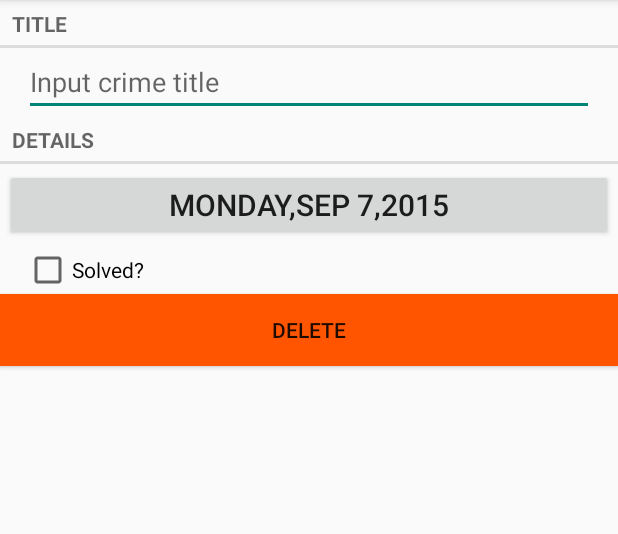
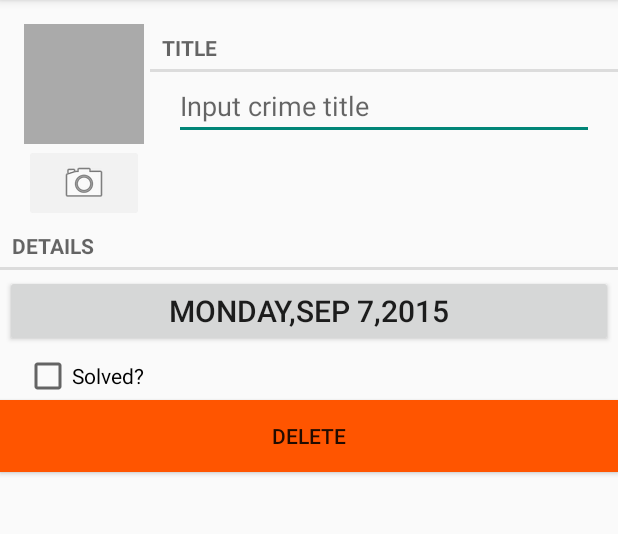
Before and after one commit to fallblank/CrimalIntent, an Android app: the screen it shows after launch (CrimePagerActivity), after a tap on "ADD RECORD", on a phone screen of 412 x 824 dp, the part 84-618 px from its top. Run offline under Robolectric (Android 15) with nearby library versions, the phone set to English and light mode, and no system bars.

Commit message:
I try to use intent in start camera for capturing picture

```diff
--- a/app/src/main/java/fragments/CrimeFragment.java
+++ b/app/src/main/java/fragments/CrimeFragment.java
@@ -4,6 +4,10 @@ package fragments;
 import android.annotation.TargetApi;
 import android.app.Activity;
 import android.content.Intent;
+import android.content.pm.PackageManager;
+import android.graphics.Bitmap;
+import android.graphics.drawable.BitmapDrawable;
+import android.hardware.Camera;
 import android.os.Build;
 import android.os.Bundle;
 import android.support.annotation.Nullable;
@@ -21,8 +25,11 @@ import android.widget.Button;
 import android.widget.CheckBox;
 import android.widget.CompoundButton;
 import android.widget.EditText;
+import android.widget.ImageButton;
+import android.widget.ImageView;
 import android.widget.Toast;
 
+import com.example.fallb.criminalintent.CrimeCameraActivity;
 import com.example.fallb.criminalintent.R;
 
 import java.text.DateFormat;
@@ -32,22 +39,29 @@ import java.util.UUID;
 
 import models.Crime;
 import models.CrimeLab;
+import models.Photo;
+import utils.PictureUtils;
 
 /**
  * Created by fallb on 2015/8/27.
  */
 public class CrimeFragment extends Fragment {
 
-    private final static String TAG = "CrimeFragment";
-    public final static String EXTRA_CRIME_ID = "fragments.crime_id";
+    public static final String EXTRA_CRIME_ID = "fragments.crime_id";
+    private static final String TAG = "CrimeFragment";
     private static final String DIALOG_DATE = "date";
+    private static final String DIALOG_IMAGE = "image";
+
     private static final int REQUEST_DATE = 0;
+    private static final int REQUEST_PHOTO = 1;
 
     private Crime mCrime;
     private EditText mTitleField;
     private Button mDateButton;
     private CheckBox mSolvedCheckBox;
     private Button mDeleteButton;
+    private ImageButton mPhotoButton;
+    private ImageView mPhotoView;
 
     public final static CrimeFragment newInstance(UUID uuid) {
         Bundle args = new Bundle();
@@ -125,13 +139,13 @@ public class CrimeFragment extends Fragment {
                 return;
             }
         });
-        mDeleteButton = (Button)v.findViewById(R.id.crime_delete);
+        mDeleteButton = (Button) v.findViewById(R.id.crime_delete);
         mDeleteButton.setOnClickListener(new View.OnClickListener() {
             @Override
             public void onClick(View view) {
                 UUID crimeId = (UUID) getArguments().getSerializable(CrimeFragment.EXTRA_CRIME_ID);
-                if(CrimeLab.get(getActivity()).removeCrime(crimeId)){
-                    Toast.makeText(getActivity(),"Delete successfully",Toast.LENGTH_SHORT).show();
+                if (CrimeLab.get(getActivity()).removeCrime(crimeId)) {
+                    Toast.makeText(getActivity(), "Delete successfully", Toast.LENGTH_SHORT).show();
                     if (NavUtils.getParentActivityName(getActivity()) != null) {
                         NavUtils.navigateUpFromSameTask(getActivity());
                     }
@@ -139,8 +153,52 @@ public class CrimeFragment extends Fragment {
                 return;
             }
         });
+        mPhotoButton = (ImageButton) v.findViewById(R.id.crime_imageButton);
+        mPhotoButton.setOnClickListener(new View.OnClickListener() {
+            @Override
+            public void onClick(View view) {
+                Intent i = new Intent(getActivity(), CrimeCameraActivity.class);
+                //name photo by crime id
+                i.putExtra(EXTRA_CRIME_ID, mCrime.getId());
+                startActivityForResult(i, REQUEST_PHOTO);
+            }
+        });
+        mPhotoView = (ImageView) v.findViewById(R.id.crime_image_view);
+        mPhotoView.setOnClickListener(new View.OnClickListener() {
+            @Override
+            public void onClick(View view) {
+                Photo photo = mCrime.getPhoto();
+                if(photo==null){
+                    return;
+                }
+                FragmentManager fm = getActivity().getSupportFragmentManager();
+                String path = getActivity().getFileStreamPath(photo.getFileName()).getAbsolutePath();
+                ImageFragment.newInstace(path).show(fm,DIALOG_IMAGE);
+            }
+        });
+
+        PackageManager pm = getActivity().getPackageManager();
+        boolean hasCamera = pm.hasSystemFeature(PackageManager.FEATURE_CAMERA) ||
+                pm.hasSystemFeature(PackageManager.FEATURE_CAMERA_FRONT) ||
+                Build.VERSION.SDK_INT < Build.VERSION_CODES.GINGERBREAD ||
+                Camera.getNumberOfCameras() > 0;
+        if (!hasCamera) {
+            mPhotoButton.setEnabled(false);
+        }
 
         return v;
+    }
+
+    @Override
+    public void onStart() {
+        super.onStart();
+        showPhoto();
+    }
+
+    @Override
+    public void onStop() {
+        super.onStop();
+        PictureUtils.cleanImageView(mPhotoView);
     }
 
     public static String formatDate(Date date, String fromatString) {
@@ -151,13 +209,26 @@ public class CrimeFragment extends Fragment {
     @Override
     public void onActivityResult(int requestCode, int resultCode, Intent data) {
         super.onActivityResult(requestCode, resultCode, data);
-        if (resultCode != Activity.RESULT_OK) return;
-        if (requestCode == REQUEST_DATE) {
-            Date date = (Date) data.getSerializableExtra(DatePickerFragment.EXTRA_DATE);
-            mCrime.setDate(date);
-            updateDate();
+        switch (requestCode) {
+            case REQUEST_DATE:
+                if (resultCode == Activity.RESULT_OK) {
+                    Date date = (Date) data.getSerializableExtra(DatePickerFragment.EXTRA_DATE);
+                    mCrime.setDate(date);
+                    updateDate();
+                }
+                break;
+            case REQUEST_PHOTO:
+                if (requestCode == Activity.RESULT_OK) {
+                    Toast.makeText(getActivity(), "success get photo", Toast.LENGTH_SHORT).show();
+                    String fileName = mCrime.getId().toString() + ".jpg";
+                    Photo photo = new Photo(fileName);
+                    mCrime.setPhoto(photo);
+                    showPhoto();
+                }
+                break;
+            default:
+                break;
         }
-        return;
     }
 
     private void updateDate() {
@@ -194,4 +265,15 @@ public class CrimeFragment extends Fragment {
         super.onPause();
         CrimeLab.get(getActivity()).savaCrimes();
     }
+
+    private void showPhoto() {
+        Photo p = mCrime.getPhoto();
+        BitmapDrawable b = null;
+        if (p != null) {
+            String path = getActivity().getFileStreamPath(p.getFileName()).getAbsolutePath();
+            b = PictureUtils.getScaleDrawable(getActivity(), path);
+        }
+        mPhotoView.setImageDrawable(b);
+    }
+
 }
--- a/app/src/main/java/models/Crime.java
+++ b/app/src/main/java/models/Crime.java
@@ -15,12 +15,14 @@ public class Crime {
     public static final String JSON_TITLE = "title";
     public static final String JSON_SOLVED = "solved";
     public static final String JSON_DATE = "date";
+    public static final String JSON_PHOTO = "photo";
 
 
     private UUID mId;
     private String mTitle;
     private Date mDate;
     private boolean mSolved;
+    private Photo mPhoto;
 
     public Crime(){
         //use Universally Unique Identifier creating a id,which unique identity a crime event
@@ -35,6 +37,21 @@ public class Crime {
         }
         mSolved = object.getBoolean(JSON_SOLVED);
         mDate = new Date(object.getLong(JSON_DATE));
+        if(object.has(JSON_PHOTO)){
+            mPhoto = new Photo(object.getJSONObject(JSON_PHOTO));
+        }
+    }
+
+    public JSONObject toJSON() throws JSONException {
+        JSONObject object = new JSONObject();
+        object.put(JSON_ID,mId.toString());
+        object.put(JSON_TITLE,mTitle);
+        object.put(JSON_DATE,mDate.getTime());
+        object.put(JSON_SOLVED,mSolved);
+        if(mPhoto!=null){
+            object.put(JSON_PHOTO,mPhoto.toJSON());
+        }
+        return object;
     }
 
     public UUID getId() {
@@ -65,17 +82,18 @@ public class Crime {
         mSolved = solved;
     }
 
+    public Photo getPhoto() {
+        return mPhoto;
+    }
+
+    public void setPhoto(Photo photo) {
+        mPhoto = photo;
+    }
+
     @Override
     public String toString() {
         return mTitle;
     }
 
-    public JSONObject toJSON() throws JSONException {
-        JSONObject object = new JSONObject();
-        object.put(JSON_ID,mId.toString());
-        object.put(JSON_TITLE,mTitle);
-        object.put(JSON_DATE,mDate.getTime());
-        object.put(JSON_SOLVED,mSolved);
-        return object;
-    }
+
 }
--- a/app/src/main/java/utils/UtilsHelper.java
+++ b/app/src/main/java/utils/DeviceUtils.java
@@ -12,7 +12,7 @@ import java.util.Properties;
 /**
  * Created by fallb on 2015/8/30.
  */
-public class UtilsHelper {
+public class DeviceUtils {
 
 
     public static boolean isXiaomi() {
@@ -25,7 +25,6 @@ public class UtilsHelper {
         try {
             properties.load(new FileInputStream(new File(Environment.getRootDirectory(), "build.prop")));
             if (properties.getProperty("ro.miui.ui.version.name") != null){
-                Log.i("UtilsHelper",properties.getProperty("ro.miui.ui.version.name"));
                 return true;
             }
         } catch (IOException e) {
--- a/app/src/main/res/layout/fragment_crime.xml
+++ b/app/src/main/res/layout/fragment_crime.xml
@@ -2,6 +2,40 @@
 <LinearLayout xmlns:android="http://schemas.android.com/apk/res/android"
               android:layout_width="match_parent"
               android:layout_height="match_parent"
+              android:orientation="vertical">
+
+    <LinearLayout
+        android:layout_width="match_parent"
+        android:layout_height="wrap_content"
+        android:layout_marginLeft="16dp"
+        android:layout_marginTop="16dp"
+        android:orientation="horizontal">
+
+        <LinearLayout
+            android:layout_width="wrap_content"
+            android:layout_height="wrap_content"
+            android:layout_marginRight="4dp"
+            android:orientation="vertical">
+
+            <ImageView
+                android:id="@+id/crime_image_view"
+                android:layout_width="80dp"
+                android:layout_height="80dp"
+                android:background="@android:color/darker_gray"
+                android:cropToPadding="true"
+                android:scaleType="centerInside"/>
+
+            <ImageButton
+                android:id="@+id/crime_imageButton"
+                android:layout_width="match_parent"
+                android:layout_height="wrap_content"
+                android:src="@android:drawable/ic_menu_camera"/>
+        </LinearLayout>
+
+        <LinearLayout
+            android:layout_width="wrap_content"
+            android:layout_height="wrap_content"
+            android:layout_weight="1"
             android:orientation="vertical">
 
             <TextView
@@ -18,6 +52,10 @@
                 android:layout_marginRight="16dp"
                 android:hint="@string/crime_title_hint"/>
 
+        </LinearLayout>
+    </LinearLayout>
+
+
     <TextView
         style="?android:listSeparatorTextViewStyle"
         android:layout_width="match_parent"
@@ -25,8 +63,8 @@
         android:text="@string/crime_details_label"/>
 
     <Button
+        android:id="@+id/crime_date"
         style="@style/BigTextSize"
-        android:id="@+id/crime_date"
         android:layout_width="match_parent"
         android:layout_height="wrap_content"
         android:layout_marginLeft="16dp"
@@ -39,10 +77,11 @@
         android:layout_marginLeft="16dp"
         android:layout_marginRight="16dp"
         android:text="@string/crime_solved"/>
+
     <Button
         android:id="@+id/crime_delete"
         android:layout_width="match_parent"
         android:layout_height="wrap_content"
-        android:text="@string/crime_delete"
-        android:background="#ff5500"/>
+        android:background="#ff5500"
+        android:text="@string/crime_delete"/>
 </LinearLayout>
--- a/app/src/main/res/values/strings.xml
+++ b/app/src/main/res/values/strings.xml
@@ -15,4 +15,5 @@
     <string name="empty_view_add">Add Record</string>
     <string name="crime_solved">Solved?</string>
     <string name="crime_delete">Delete</string>
+    <string name="take">Take</string>
 </resources>
```
Also changed, not shown: app/src/main/AndroidManifest.xml (+11 -2 lines), app/src/main/java/com/example/fallb/criminalintent/CrimeCameraActivity.java (added, +30 -0 lines), app/src/main/java/fragments/CrimeCameraFragment.java (added, +194 -0 lines), app/src/main/java/fragments/DatePickerFragment.java (+2 -6 lines), app/src/main/java/fragments/ImageFragment.java (added, +48 -0 lines), app/src/main/java/models/Photo.java (added, +30 -0 lines), app/src/main/java/utils/PictureUtils.java (added, +49 -0 lines), app/src/main/res/layout/fragment_crime_camera.xml (added, +39 -0 lines). Lines whose indentation alone changed are shown as unchanged.
